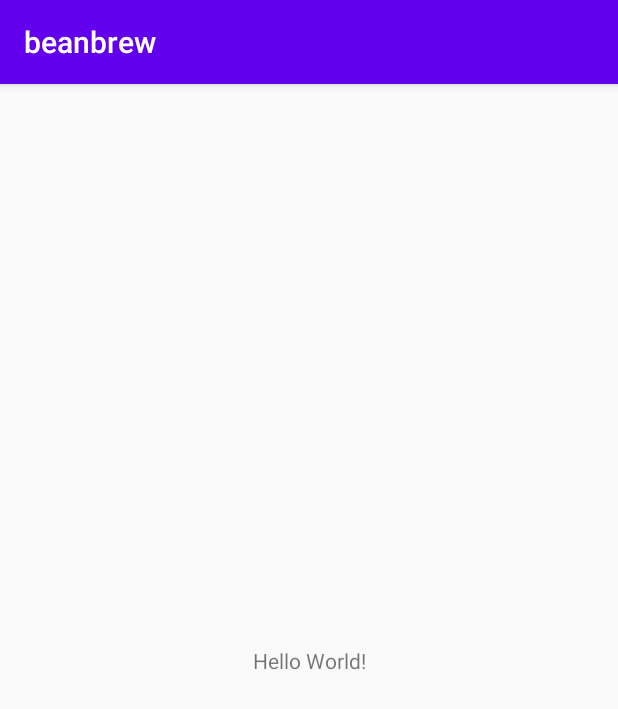
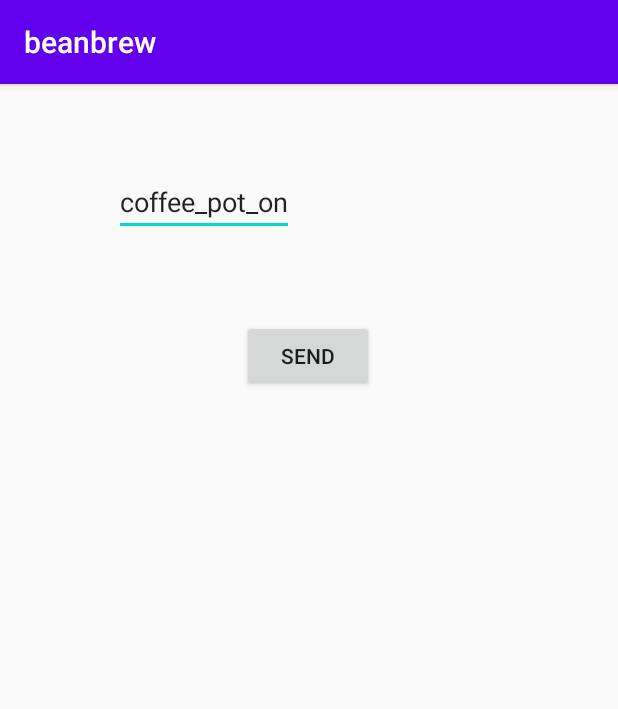
Before and after one commit to robotobos/beanbrew, an Android app: the screen it shows after launch (MainActivity), on a phone screen of 412 x 824 dp. Shown: the top 709 px of the screen. Run offline under Robolectric (Android 15) with nearby library versions, the phone set to English and light mode, and no system bars.

Commit message:
added socket code for android

```diff
--- a/brewApp/app/src/main/AndroidManifest.xml
+++ b/brewApp/app/src/main/AndroidManifest.xml
@@ -1,6 +1,12 @@
 <?xml version="1.0" encoding="utf-8"?>
 <manifest xmlns:android="http://schemas.android.com/apk/res/android"
     package="com.robotobos.beanbrew">
+
+    <uses-permission android:name="android.permission.INTERNET" >
+    </uses-permission>
+
+    <uses-permission android:name="android.permission.ACCESS_NETWORK_STATE" >
+    </uses-permission>
 
     <application
         android:allowBackup="true"
--- a/brewApp/app/src/main/java/com/robotobos/beanbrew/MainActivity.java
+++ b/brewApp/app/src/main/java/com/robotobos/beanbrew/MainActivity.java
@@ -3,12 +3,60 @@ package com.robotobos.beanbrew;
 import androidx.appcompat.app.AppCompatActivity;
 
 import android.os.Bundle;
+import android.view.View;
+import android.widget.EditText;
+
+import java.io.BufferedWriter;
+import java.io.IOException;
+import java.io.OutputStreamWriter;
+import java.io.PrintWriter;
+import java.net.InetAddress;
+import java.net.Socket;
 
 public class MainActivity extends AppCompatActivity {
+
+    private Socket socket;
+
+    private static final int SERVERPORT = 8334;
+    private static final String SERVER_IP = "192.168.1.109";
 
     @Override
     protected void onCreate(Bundle savedInstanceState) {
         super.onCreate(savedInstanceState);
         setContentView(R.layout.activity_main);
+
+        new Thread(new MainActivity.ClientThread()).start();
+    }
+
+    /** Called when the user taps the Send button */
+    public void sendMessage(View view) {
+        try {
+            EditText et = (EditText) findViewById(R.id.message);
+            String str = et.getText().toString();
+            PrintWriter out = new PrintWriter(new BufferedWriter(
+                    new OutputStreamWriter(socket.getOutputStream())),
+                    true);
+            out.println(str);
+        } catch (IOException e) {
+            e.printStackTrace();
+        } catch (Exception e) {
+            e.printStackTrace();
+        }
+    }
+
+    class ClientThread implements Runnable {
+
+        @Override
+        public void run() {
+
+            try {
+                InetAddress serverAddr = InetAddress.getByName(SERVER_IP);
+                socket = new Socket(serverAddr, SERVERPORT);
+            } catch (IOException e1) {
+                e1.printStackTrace();
+            }
+
+        }
+
     }
 }
--- a/brewApp/app/src/main/res/layout/activity_main.xml
+++ b/brewApp/app/src/main/res/layout/activity_main.xml
@@ -6,13 +6,27 @@
     android:layout_height="match_parent"
     tools:context=".MainActivity">
 
-    <TextView
+    <EditText
+        android:id="@+id/message"
+        android:layout_width="0dp"
+        android:layout_height="45dp"
+        android:layout_marginStart="76dp"
+        android:layout_marginLeft="76dp"
+        android:layout_marginTop="56dp"
+        android:text="@string/edit_message"
+        app:layout_constraintStart_toStartOf="parent"
+        app:layout_constraintTop_toTopOf="parent" />
+
+    <Button
+        android:id="@+id/send_msg_btn"
         android:layout_width="wrap_content"
         android:layout_height="wrap_content"
-        android:text="Hello World!"
-        app:layout_constraintBottom_toBottomOf="parent"
-        app:layout_constraintLeft_toLeftOf="parent"
-        app:layout_constraintRight_toRightOf="parent"
-        app:layout_constraintTop_toTopOf="parent" />
+        android:layout_marginTop="56dp"
+        android:onClick="sendMessage"
+        android:text="@string/button_send"
+        app:layout_constraintEnd_toEndOf="parent"
+        app:layout_constraintHorizontal_bias="0.498"
+        app:layout_constraintStart_toStartOf="parent"
+        app:layout_constraintTop_toBottomOf="@+id/message" />
 
 </androidx.constraintlayout.widget.ConstraintLayout>
--- a/brewApp/app/src/main/res/values/strings.xml
+++ b/brewApp/app/src/main/res/values/strings.xml
@@ -1,3 +1,5 @@
 <resources>
     <string name="app_name">beanbrew</string>
+    <string name="edit_message">coffee_pot_on</string>
+    <string name="button_send">Send</string>
 </resources>
```
Also changed, not shown: 3 other files.
